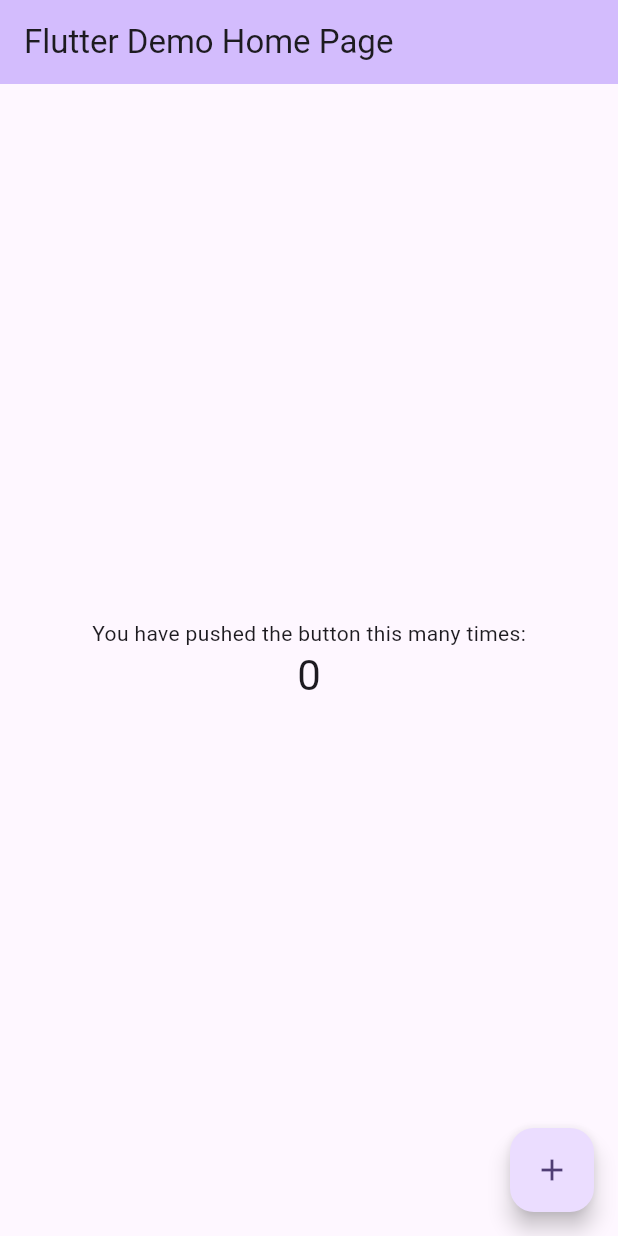
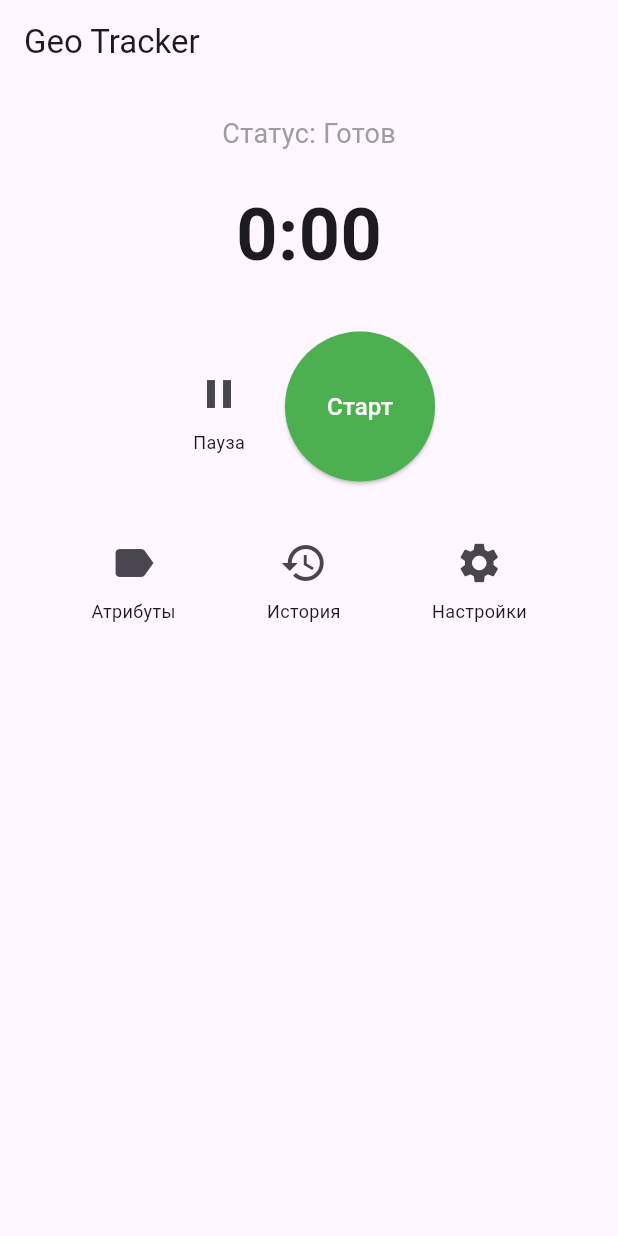
Before and after one commit to JasonParzival/geo_tracker, a Flutter app: the screen it shows after launch, on a phone screen of 412 x 824 dp. Run offline on Flutter 3.47's test engine with Material 3 defaults, Android fonts, the phone set to English and light mode, and no system bars; our stand-ins replace hive_flutter; accounts and stored records are empty.

Commit message:
Создал главный экран(не полностью) и без функционала

```diff
--- /dev/null
+++ b/devtools_options.yaml
@@ -0,0 +1,3 @@
+description: This file stores settings for Dart & Flutter DevTools.
+documentation: https://docs.flutter.dev/tools/devtools/extensions#configure-extension-enablement-states
+extensions:
--- a/lib/main.dart
+++ b/lib/main.dart
@@ -1,122 +1,25 @@
 import 'package:flutter/material.dart';
+import 'package:hive_flutter/hive_flutter.dart';
+import 'package:geo_tracker/main_screen.dart';
 
-void main() {
+void main() async {
+  WidgetsFlutterBinding.ensureInitialized();
+  await Hive.initFlutter();
   runApp(const MyApp());
 }
 
 class MyApp extends StatelessWidget {
   const MyApp({super.key});
 
-  // This widget is the root of your application.
   @override
   Widget build(BuildContext context) {
     return MaterialApp(
-      title: 'Flutter Demo',
+      title: 'Geo Tracker',
       theme: ThemeData(
-        // This is the theme of your application.
-        //
-        // TRY THIS: Try running your application with "flutter run". You'll see
-        // the application has a purple toolbar. Then, without quitting the app,
-        // try changing the seedColor in the colorScheme below to Colors.green
-        // and then invoke "hot reload" (save your changes or press the "hot
-        // reload" button in a Flutter-supported IDE, or press "r" if you used
-        // the command line to start the app).
-        //
-        // Notice that the counter didn't reset back to zero; the application
-        // state is not lost during the reload. To reset the state, use hot
-        // restart instead.
-        //
-        // This works for code too, not just values: Most code changes can be
-        // tested with just a hot reload.
-        colorScheme: .fromSeed(seedColor: Colors.deepPurple),
+        primarySwatch: Colors.blue,
+        useMaterial3: true,
       ),
-      home: const MyHomePage(title: 'Flutter Demo Home Page'),
+      home: const MainScreen(),
     );
   }
 }
-
-class MyHomePage extends StatefulWidget {
-  const MyHomePage({super.key, required this.title});
-
-  // This widget is the home page of your application. It is stateful, meaning
-  // that it has a State object (defined below) that contains fields that affect
-  // how it looks.
-
-  // This class is the configuration for the state. It holds the values (in this
-  // case the title) provided by the parent (in this case the App widget) and
-  // used by the build method of the State. Fields in a Widget subclass are
-  // always marked "final".
-
-  final String title;
-
-  @override
-  State<MyHomePage> createState() => _MyHomePageState();
-}
-
-class _MyHomePageState extends State<MyHomePage> {
-  int _counter = 0;
-
-  void _incrementCounter() {
-    setState(() {
-      // This call to setState tells the Flutter framework that something has
-      // changed in this State, which causes it to rerun the build method below
-      // so that the display can reflect the updated values. If we changed
-      // _counter without calling setState(), then the build method would not be
-      // called again, and so nothing would appear to happen.
-      _counter++;
-    });
-  }
-
-  @override
-  Widget build(BuildContext context) {
-    // This method is rerun every time setState is called, for instance as done
-    // by the _incrementCounter method above.
-    //
-    // The Flutter framework has been optimized to make rerunning build methods
-    // fast, so that you can just rebuild anything that needs updating rather
-    // than having to individually change instances of widgets.
-    return Scaffold(
-      appBar: AppBar(
-        // TRY THIS: Try changing the color here to a specific color (to
-        // Colors.amber, perhaps?) and trigger a hot reload to see the AppBar
-        // change color while the other colors stay the same.
-        backgroundColor: Theme.of(context).colorScheme.inversePrimary,
-        // Here we take the value from the MyHomePage object that was created by
-        // the App.build method, and use it to set our appbar title.
-        title: Text(widget.title),
-      ),
-      body: Center(
-        // Center is a layout widget. It takes a single child and positions it
-        // in the middle of the parent.
-        child: Column(
-          // Column is also a layout widget. It takes a list of children and
-          // arranges them vertically. By default, it sizes itself to fit its
-          // children horizontally, and tries to be as tall as its parent.
-          //
-          // Column has various properties to control how it sizes itself and
-          // how it positions its children. Here we use mainAxisAlignment to
-          // center the children vertically; the main axis here is the vertical
-          // axis because Columns are vertical (the cross axis would be
-          // horizontal).
-          //
-          // TRY THIS: Invoke "debug painting" (choose the "Toggle Debug Paint"
-          // action in the IDE, or press "p" in the console), to see the
-          // wireframe for each widget.
-          mainAxisAlignment: .center,
-          children: [
-            const Text('You have pushed the button this many times:'),
-            Text(
-              '$_counter',
-              style: Theme.of(context).textTheme.headlineMedium,
-            ),
-          ],
-        ),
-      ),
-      floatingActionButton: FloatingActionButton(
-        onPressed: _incrementCounter,
-        tooltip: 'Increment',
-        child: const Icon(Icons.add),
-      ),
-    );
-  }
-}
--- /dev/null
+++ b/lib/main_screen.dart
@@ -0,0 +1,104 @@
+import 'package:flutter/material.dart';
+
+class MainScreen extends StatefulWidget {
+  const MainScreen({super.key});
+
+  @override
+  State<MainScreen> createState() => _MainScreenState();
+}
+
+class _MainScreenState extends State<MainScreen> {
+  bool _isRecording = false;
+  int _seconds = 0;
+
+  @override
+  Widget build(BuildContext context) {
+    return Scaffold(
+      appBar: AppBar(
+        title: const Text('Geo Tracker'),
+      ),
+      body: Column(
+        children: [
+          const SizedBox(height: 20),
+          // Статус
+          Center(
+            child: Text(
+              _isRecording ? 'Статус: Запись идёт...' : 'Статус: Готов',
+              style: TextStyle(
+                fontSize: 18,
+                color: _isRecording ? Colors.green : Colors.grey,
+              ),
+            ),
+          ),
+          const SizedBox(height: 20),
+          // Таймер
+          Center(
+            child: Text(
+              '${_seconds ~/ 60}:${(_seconds % 60).toString().padLeft(2, '0')}',
+              style: const TextStyle(fontSize: 48, fontWeight: FontWeight.bold),
+            ),
+          ),
+          const SizedBox(height: 30),
+          // Главная панель управления (Старт + Пауза)
+          Row(
+            mainAxisAlignment: MainAxisAlignment.center,
+            children: [
+              // Кнопка Пауза (рядом со Старт)
+              Container(
+                margin: const EdgeInsets.only(right: 20),
+                child: _buildToolButton('Пауза', Icons.pause),
+              ),
+              // Кнопка Старт / Стоп
+              SizedBox(
+                width: 100,
+                height: 100,
+                child: ElevatedButton(
+                  onPressed: () {
+                    setState(() {
+                      if (_isRecording) {
+                        _isRecording = false;
+                        // Здесь будет открываться окно атрибутов
+                      } else {
+                        _isRecording = true;
+                      }
+                    });
+                  },
+                  style: ElevatedButton.styleFrom(
+                    shape: const CircleBorder(),
+                    backgroundColor: _isRecording ? Colors.red : Colors.green,
+                  ),
+                  child: Text(
+                    _isRecording ? 'Стоп' : 'Старт',
+                    style: const TextStyle(fontSize: 16, color: Colors.white),
+                  ),
+                ),
+              ),
+            ],
+          ),
+          const SizedBox(height: 30),
+          // Остальные кнопки (Атрибуты, История, Настройки)
+          Row(
+            mainAxisAlignment: MainAxisAlignment.spaceEvenly,
+            children: [
+              _buildToolButton('Атрибуты', Icons.label),
+              _buildToolButton('История', Icons.history),
+              _buildToolButton('Настройки', Icons.settings),
+            ],
+          ),
+        ],
+      ),
+    );
+  }
+
+  Widget _buildToolButton(String label, IconData icon) {
+    return Column(
+      children: [
+        IconButton(
+          onPressed: () {},
+          icon: Icon(icon, size: 32),
+        ),
+        Text(label, style: const TextStyle(fontSize: 12)),
+      ],
+    );
+  }
+}
```
